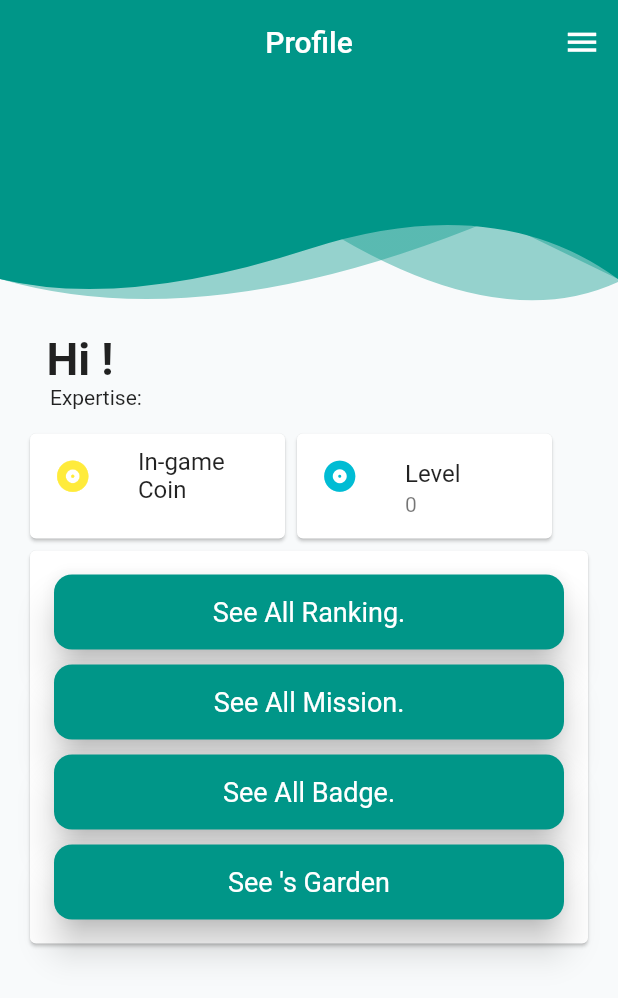
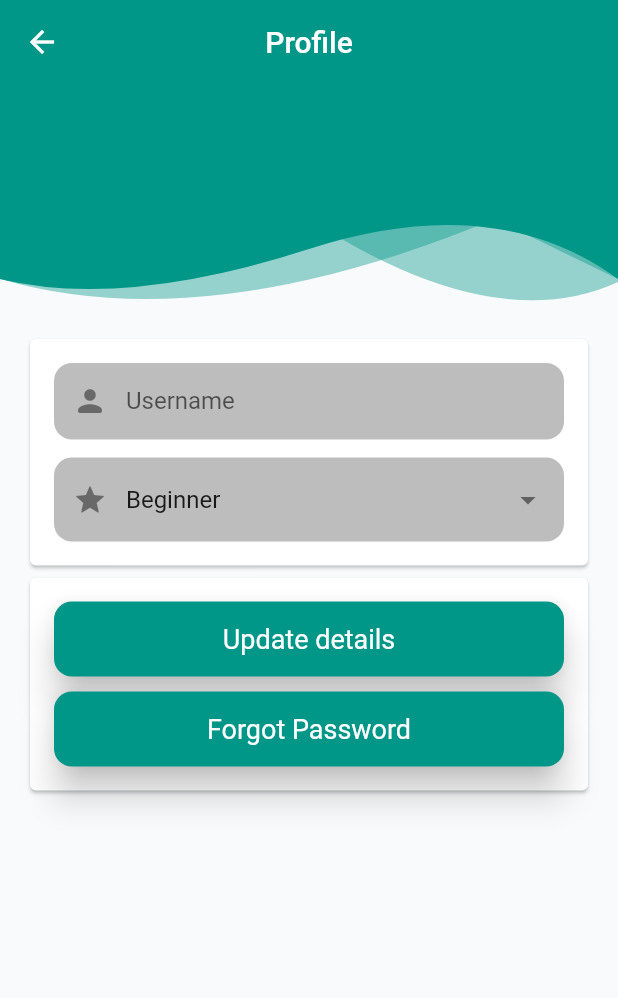
Before and after one commit to psakurai/Garden, a Flutter app: the UserProfile screen opened directly, after a tap on the "menu" icon, after a tap on "Account Setting", on a phone screen of 412 x 824 dp. Shown: the top 998 px of the screen. Run offline on Flutter 3.47's test engine with Material 2 defaults, Android fonts, the phone set to English and light mode, and no system bars; our stand-ins replace cloud_firestore, email_validator, firebase_auth, firebase_core, flutter_spinkit, fluttertoast and 6 more; missing offline and left inert: flutter_polyline_points; accounts and stored records are empty.

Commit message:
Change onboarding data, add view badge, add view seed, add account setting, improve ui/cosmetics

```diff
--- a/lib/location_page.dart
+++ b/lib/location_page.dart
@@ -301,6 +301,7 @@ class OrderTrackingPageState extends State<OrderTrackingPage> {
                   style: ElevatedButton.styleFrom(
                     textStyle: TextStyle(fontSize: 20),
                     minimumSize: const Size.fromHeight(50),
+                    padding: EdgeInsets.only(top: 20),
                   ),
                   child: Text("${distance.toStringAsFixed(3)} KM"),
                   onPressed: () async {}),
--- /dev/null
+++ b/lib/pages/account_setting_player.dart
@@ -0,0 +1,256 @@
+import 'package:cloud_firestore/cloud_firestore.dart';
+import 'package:firebase_auth/firebase_auth.dart';
+import 'package:flutter/material.dart';
+import 'package:fluttertoast/fluttertoast.dart';
+import 'package:garden/components/header_widget.dart';
+import 'package:garden/services/auth.dart';
+import 'package:garden/utils/styles.dart';
+
+class AccountSettingPlayer extends StatefulWidget {
+  const AccountSettingPlayer({super.key});
+
+  @override
+  State<AccountSettingPlayer> createState() => _AccountSettingPlayerState();
+}
+
+class _AccountSettingPlayerState extends State<AccountSettingPlayer> {
+  final AuthService _auth = AuthService();
+  String? isExist;
+  String? expertiseName;
+  String? username;
+
+  String _selectedExpertise = "Beginner";
+  List<DropdownMenuItem<String>> items = [
+    const DropdownMenuItem(
+      value: "Beginner",
+      child: Text("Beginner"),
+    ),
+    const DropdownMenuItem(
+      value: "Intermediate",
+      child: Text("Intermediate"),
+    ),
+    const DropdownMenuItem(
+      value: "Advanced",
+      child: Text("Advanced"),
+    ),
+  ];
+
+  Future<void> getUserData() async {
+    User? userFirebase = FirebaseAuth.instance.currentUser;
+    var kk = FirebaseFirestore.instance
+        .collection('user')
+        .doc(userFirebase!.uid)
+        .get()
+        .then((DocumentSnapshot documentSnapshot) {
+      if (documentSnapshot.exists) {
+        expertiseName = documentSnapshot.get('expertise_name').toString();
+        username = documentSnapshot.get('username').toString();
+
+        setState(() {
+          isExist = documentSnapshot.get('access_level').toString();
+        });
+      } else {
+        isExist = null;
+      }
+    });
+  }
+
+  Future<void> updatePlayerDetails(String username, String expertise) async {
+    try {
+      User? userFirebase = FirebaseAuth.instance.currentUser;
+      print(username);
+      print(expertise);
+      await FirebaseFirestore.instance
+          .collection('user')
+          .doc(userFirebase!.uid)
+          .update({'username': username, 'expertise_name': expertise});
+
+      Fluttertoast.showToast(
+          msg: "Player details updated successfully",
+          toastLength: Toast.LENGTH_SHORT,
+          gravity: ToastGravity.BOTTOM,
+          fontSize: 20.0,
+          backgroundColor: Colors.green.withOpacity(0.8),
+          textColor: Colors.white);
+    } catch (e) {
+      print(e.toString());
+    }
+  }
+
+  @override
+  void initState() {
+    getUserData();
+    //getAllDistance();
+    super.initState();
+  }
+
+  @override
+  Widget build(BuildContext context) {
+    double headerHeight = 150;
+    return Scaffold(
+        appBar: AppBar(
+          backgroundColor: Colors.teal,
+          elevation: 0.0,
+          title: const Text('Profile'),
+          centerTitle: true,
+          actionsIconTheme: const IconThemeData(color: Colors.white, size: 25),
+        ),
+        backgroundColor: background,
+        body: isExist == null
+            ? const Center(child: Text("Loading"))
+            : SingleChildScrollView(
+                child: Column(children: [
+                  SizedBox(
+                    height: headerHeight,
+                    child: HeaderWidget(
+                        headerHeight, false, Icons.password_rounded),
+                  ),
+                  Padding(
+                    padding: const EdgeInsets.all(16.0),
+                    child: Column(
+                      children: [
+                        SizedBox(
+                          width: MediaQuery.of(context).size.width,
+                          child: Card(
+                            child: Padding(
+                              padding: const EdgeInsets.all(16.0),
+                              child: Column(
+                                mainAxisSize: MainAxisSize.min,
+                                children: [
+                                  TextFormField(
+                                    decoration: InputDecoration(
+                                      floatingLabelBehavior: FloatingLabelBehavior
+                                          .never, //Hides label on focus or if filled
+                                      labelText: "Username",
+                                      hintText: 'Username',
+                                      filled:
+                                          true, // Needed for adding a fill color
+                                      fillColor: Colors.grey[400],
+                                      isDense: true, // Reduces height a bit
+                                      border: OutlineInputBorder(
+                                        borderSide:
+                                            BorderSide.none, // No border
+                                        borderRadius: BorderRadius.circular(
+                                            12), // Apply corner radius
+                                      ),
+                                      prefixIcon: const Icon(
+                                          Icons.person_rounded,
+                                          size: 24),
+                                    ),
+                                    validator: (val) => (val!.length < 8 ||
+                                            val!.length > 21)
+                                        ? "Enter a username 8 to 20 chars long"
+                                        : null,
+                                    onChanged: (val) {
+                                      setState(() => username = val);
+                                    },
+                                  ),
+                                  const SizedBox(
+                                    height: 12.0,
+                                  ),
+                                  DropdownButtonFormField(
+                                    value: _selectedExpertise,
+                                    decoration: InputDecoration(
+                                      floatingLabelBehavior: FloatingLabelBehavior
+                                          .never, //Hides label on focus or if filled
+                                      labelText: "Expertise",
+                                      hintText: 'Expertise',
+                                      filled:
+                                          true, // Needed for adding a fill color
+                                      fillColor: Colors.grey[400],
+                                      isDense: true, // Reduces height a bit
+                                      border: OutlineInputBorder(
+                                        borderSide:
+                                            BorderSide.none, // No border
+                                        borderRadius: BorderRadius.circular(
+                                            12), // Apply corner radius
+                                      ),
+                                      prefixIcon: const Icon(
+                                          Icons.grade_rounded,
+                                          size: 24),
+                                    ),
+                                    items: items,
+                                    onChanged: (expertise) {
+                                      setState(() {
+                                        _selectedExpertise = expertise!;
+                                      });
+                                    },
+                                  ),
+                                ],
+                              ),
+                            ),
+                          ),
+                        ),
+                        SizedBox(
+                          width: MediaQuery.of(context).size.width,
+                          child: Card(
+                            child: Padding(
+                              padding: const EdgeInsets.all(16.0),
+                              child: Column(
+                                mainAxisSize: MainAxisSize.min,
+                                children: [
+                                  ElevatedButton(
+                                      style: ElevatedButton.styleFrom(
+                                        textStyle: TextStyle(fontSize: 20),
+                                        minimumSize: Size.fromHeight(50),
+                                        primary: Colors.teal,
+                                        onPrimary: Colors.white,
+                                        elevation: 10,
+                                        shape: RoundedRectangleBorder(
+                                          borderRadius:
+                                              BorderRadius.circular(12),
+                                        ),
+                                      ),
+                                      child: Text(
+                                        'Update details',
+                                        style: const TextStyle(
+                                          fontSize: 18,
+                                          //backgroundColor: Colors.green,
+                                        ),
+                                      ),
+                                      onPressed: () async {
+                                        if (username!.isNotEmpty) {
+                                          if (username!.length < 21 &&
+                                              username!.length > 7) {
+                                            print(username);
+                                            print(_selectedExpertise);
+                                            await _auth.updatePlayerDetails(
+                                                username!, _selectedExpertise);
+                                          }
+                                        }
+                                      }),
+                                  const SizedBox(
+                                    height: 10,
+                                  ),
+                                  ElevatedButton(
+                                      style: ElevatedButton.styleFrom(
+                                        textStyle: TextStyle(fontSize: 20),
+                                        minimumSize: Size.fromHeight(50),
+                                        primary: Colors.teal,
+                                        onPrimary: Colors.white,
+                                        elevation: 10,
+                                        shape: RoundedRectangleBorder(
+                                          borderRadius:
+                                              BorderRadius.circular(12),
+                                        ),
+                                      ),
+                                      child: Text(
+                                        'Forgot Password',
+                                        style: const TextStyle(
+                                          fontSize: 18,
+                                          //backgroundColor: Colors.green,
+                                        ),
+                                      ),
+                                      onPressed: () {}),
+                                ],
+                              ),
+                            ),
+                          ),
+                        ),
+                      ],
+                    ),
+                  ),
+                ]),
+              ));
+  }
+}
--- a/lib/pages/admin.dart
+++ b/lib/pages/admin.dart
@@ -226,7 +226,7 @@ class _AdminState extends State<Admin> {
                             child: const Text('Delete Player'),
                             onPressed: () async {
                               if (username.isNotEmpty) {
-                                await _auth.deactivateAccountUsername(username);
+                                await _auth.deleteUsernamePlayer(username);
                               } else if (email.isNotEmpty) {
                                 await _auth.deleteEmailPlayer(email);
                               }
--- a/lib/pages/profile.dart
+++ b/lib/pages/profile.dart
@@ -2,6 +2,7 @@ import 'package:cloud_firestore/cloud_firestore.dart';
 import 'package:firebase_auth/firebase_auth.dart';
 import 'package:flutter/material.dart';
 import 'package:garden/components/header_widget.dart';
+import 'package:garden/pages/account_setting_player.dart';
 import 'package:garden/pages/badge.dart';
 import 'package:garden/pages/garden.dart';
 import 'package:garden/pages/mission.dart';
@@ -123,11 +124,15 @@ class _UserProfileState extends State<UserProfile> {
                 leading: const Icon(Icons.manage_accounts),
                 title: const Text('Account Setting'),
                 onTap: () {
-                  Navigator.pop(context);
+                  Navigator.push(
+                    context,
+                    MaterialPageRoute(
+                        builder: (context) => const AccountSettingPlayer()),
+                  );
                 },
               ),
               ListTile(
-                leading: const Icon(Icons.logout),
+                leading: const Icon(Icons.delete_forever),
                 title: const Text('Delete Account'),
                 onTap: () async {
                   //Navigator.pop(context);
--- a/lib/pages/sign_up.dart
+++ b/lib/pages/sign_up.dart
@@ -20,7 +20,7 @@ class _UserSignupState extends State<UserSignup> {
   String password = "";
   String error = "";
   bool loading = false;
-  String Expertise = "";
+  String expertise = "";
   bool _obscured = false;
 
   String _selectedExpertise = "Beginner";
@@ -175,7 +175,7 @@ class _UserSignupState extends State<UserSignup> {
                                 labelText: "Expertise",
                                 hintText: 'Expertise',
                                 filled: true, // Needed for adding a fill color
-                                fillColor: Colors.grey,
+                                fillColor: Colors.grey[400],
                                 isDense: true, // Reduces height a bit
                                 border: OutlineInputBorder(
                                   borderSide: BorderSide.none, // No border
@@ -199,9 +199,9 @@ class _UserSignupState extends State<UserSignup> {
                                   child: Text("Expert"),
                                 ),
                               ],
-                              onChanged: (Expertise) {
+                              onChanged: (expertise) {
                                 setState(() {
-                                  _selectedExpertise = Expertise!;
+                                  _selectedExpertise = expertise!;
                                 });
                               },
                             ),
--- a/pubspec.yaml
+++ b/pubspec.yaml
@@ -52,6 +52,7 @@ dependencies:
   flutter_svg: ^2.0.6
   fluttertoast: ^8.2.2
   email_validator: ^2.1.17
+  firebase_storage: ^11.2.3
 
 dev_dependencies:
   flutter_test:
```
Also changed, not shown: lib/components/imagedialog.dart (added, +32 -0 lines), lib/onboard_screen/data.dart (+6 -6 lines), lib/onboard_screen/onboarding.dart (+6 -6 lines), lib/pages/badge.dart (+18 -1 lines), lib/pages/garden.dart (+18 -1 lines), lib/services/auth.dart (+68 -0 lines), assets/images/B0.png (added), assets/images/B1.png (added), assets/images/B2.png (added), assets/images/S0.png (added), assets/images/S1.png (added), assets/images/S2.png (added), assets/images/onb1.png, pubspec.lock, 3 other files.
